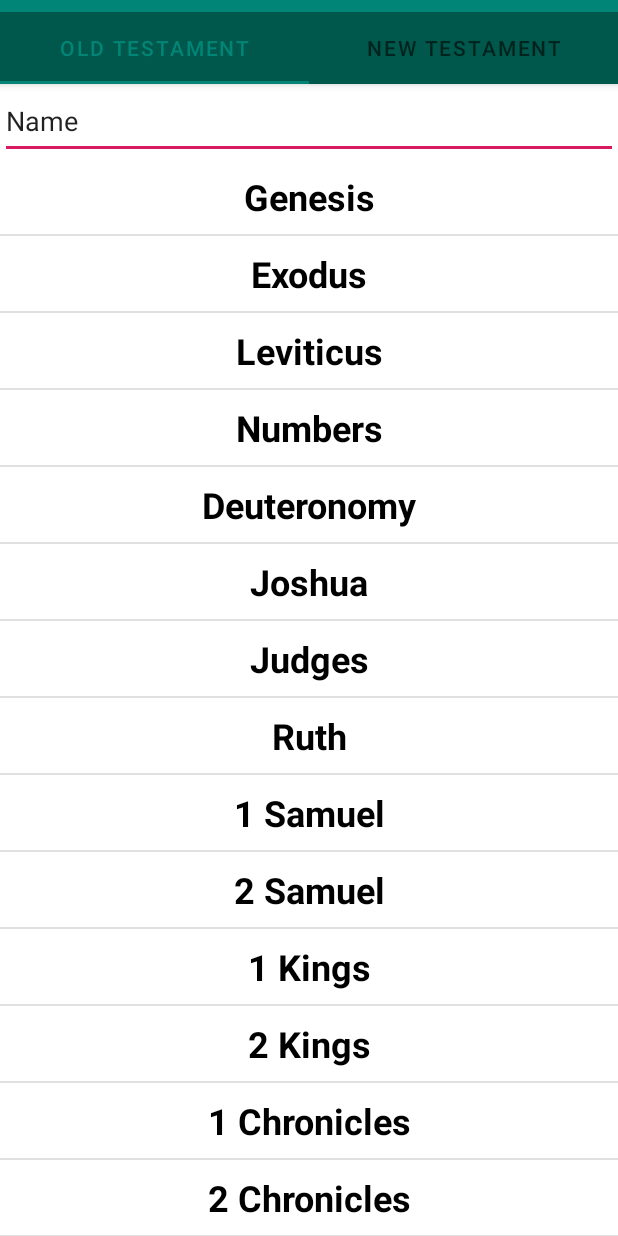
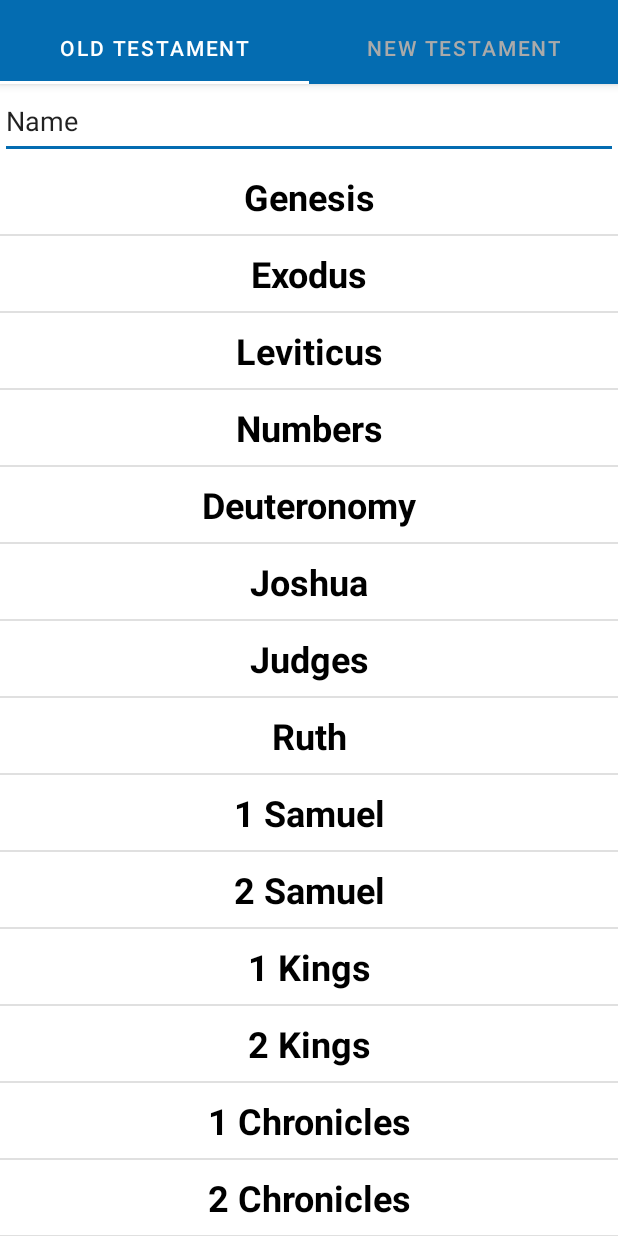
Before and after one commit to Swistak06/BibleVerseApp, an Android app: the screen it shows after launch (MainActivity), on a phone screen of 412 x 824 dp. Run offline under Robolectric (Android 15) with nearby library versions, the phone set to English and light mode, and no system bars.

Commit message:
Layout adjustments, new activities

```diff
--- a/app/src/main/AndroidManifest.xml
+++ b/app/src/main/AndroidManifest.xml
@@ -9,7 +9,11 @@
             android:roundIcon="@mipmap/ic_launcher_round"
             android:supportsRtl="true"
             android:theme="@style/AppTheme">
-        <activity android:name=".FormActivity">
+        <activity android:name=".ResultActivity"
+        android:parentActivityName=".FormActivity">
+        </activity>
+        <activity android:name=".FormActivity"
+                  android:parentActivityName=".MainActivity">
         </activity>
         <activity
                 android:name=".MainActivity"
--- a/app/src/main/java/com/swistak/bibleverseapp/NewTestamentBooks.kt
+++ b/app/src/main/java/com/swistak/bibleverseapp/NewTestamentBooks.kt
@@ -37,7 +37,7 @@ class NewTestamentBooks : Fragment() {
 
         view.newBooksList.setOnItemClickListener { _, _, position, _ ->
             val intent = Intent(context, FormActivity::class.java)
-            intent.putExtra("keyIdentifier", booksName[position])
+            intent.putExtra("book",arrayAdapter.getItem(position))
             startActivity(intent)
 
         }
--- a/app/src/main/java/com/swistak/bibleverseapp/OldTestamentBooks.kt
+++ b/app/src/main/java/com/swistak/bibleverseapp/OldTestamentBooks.kt
@@ -1,5 +1,6 @@
 package com.swistak.bibleverseapp
 
+import android.content.Intent
 import android.os.Bundle
 import android.text.Editable
 import android.text.TextWatcher
@@ -55,6 +56,49 @@ class OldTestamentBooks : Fragment() {
         "Malachi"
     )
 
+    var booksNameList = arrayListOf(
+        "Genesis",
+        "Exodus",
+        "Leviticus",
+        "Numbers",
+        "Deuteronomy",
+        "Joshua",
+        "Judges",
+        "Ruth",
+        "1 Samuel",
+        "2 Samuel",
+        "1 Kings",
+        "2 Kings",
+        "1 Chronicles",
+        "2 Chronicles",
+        "Ezra",
+        "Nehemiah",
+        "Esther",
+        "Job",
+        "Psalms",
+        "Proverbs",
+        "Ecclesiastes",
+        "Song of Solomon",
+        "Isaiah",
+        "Jeremiah",
+        "Lamentations",
+        "Ezekiel",
+        "Daniel",
+        "Hosea",
+        "Joel",
+        "Amos",
+        "Obadiah",
+        "Jonah",
+        "Micah",
+        "Nahum",
+        "Habakkuk",
+        "Zephaniah",
+        "Haggai",
+        "Zechariah",
+        "Malachi"
+    )
+    var filteredBookList: List<String> = arrayListOf("alfa")
+
     override fun onCreateView(
         inflater: LayoutInflater, container: ViewGroup?,
         savedInstanceState: Bundle?
@@ -64,9 +108,9 @@ class OldTestamentBooks : Fragment() {
         view.oldBookList.adapter = arrayAdapter
 
         view.oldBookList.setOnItemClickListener { _, _, position, _ ->
-            run {
-                Toast.makeText(context,booksName[position],Toast.LENGTH_LONG).show()
-            }
+            val intent = Intent(context, FormActivity::class.java)
+            intent.putExtra("bookName", arrayAdapter.getItem(position))
+            startActivity(intent)
         }
 
         view.oldBooksSearchFilter.addTextChangedListener(object : TextWatcher {
@@ -77,6 +121,7 @@ class OldTestamentBooks : Fragment() {
             }
 
             override fun onTextChanged(p0: CharSequence?, p1: Int, p2: Int, p3: Int) {
+                filteredBookList = booksNameList.filter { s -> s == p0 }
                 arrayAdapter.filter.filter(p0)
             }
         })
--- a/app/src/main/res/layout/activity_main.xml
+++ b/app/src/main/res/layout/activity_main.xml
@@ -20,7 +20,11 @@
                 android:id="@+id/tabs"
                 android:layout_width="match_parent"
                 android:layout_height="wrap_content"
-                android:background="?attr/colorPrimaryDark"/>
+                android:background="?attr/colorPrimaryDark"
+                android:textColor="@color/cardview_light_background"
+                app:tabIndicatorColor="@color/design_default_color_on_primary"
+                app:tabTextColor="@android:color/darker_gray"
+                app:tabSelectedTextColor="@color/design_default_color_background"/>
 
     </com.google.android.material.appbar.AppBarLayout>
 
--- a/app/src/main/res/values/colors.xml
+++ b/app/src/main/res/values/colors.xml
@@ -1,7 +1,7 @@
 <?xml version="1.0" encoding="utf-8"?>
 <resources>
-    <color name="colorPrimary">#008577</color>
-    <color name="colorPrimaryDark">#00574B</color>
-    <color name="colorAccent">#D81B60</color>
+    <color name="colorPrimary">#046CB1</color>
+    <color name="colorPrimaryDark">#046CB1</color>
+    <color name="colorAccent">#046CB1</color>
     <color name="strokeColor">#046CB1</color>
 </resources>
```
Also changed, not shown: app/src/main/java/com/swistak/bibleverseapp/FormActivity.kt (+21 -0 lines), app/src/main/java/com/swistak/bibleverseapp/ResultActivity.kt (added, +12 -0 lines), app/src/main/res/layout/activity_form.xml (+7 -7 lines), app/src/main/res/layout/activity_result.xml (added, +38 -0 lines).
